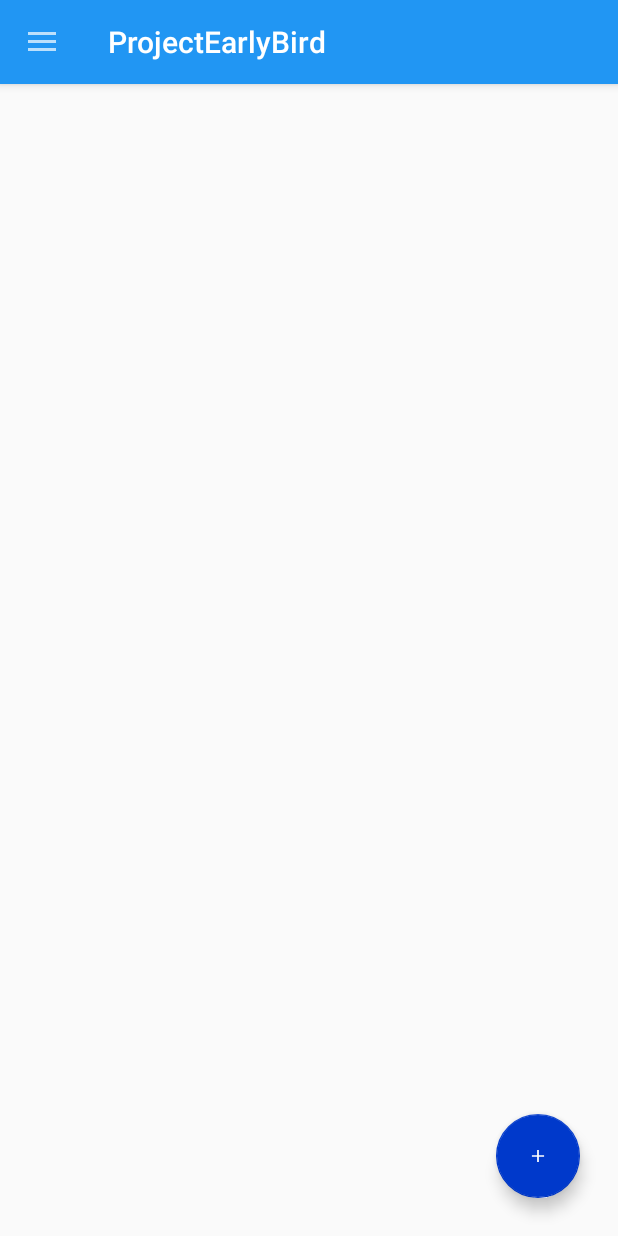
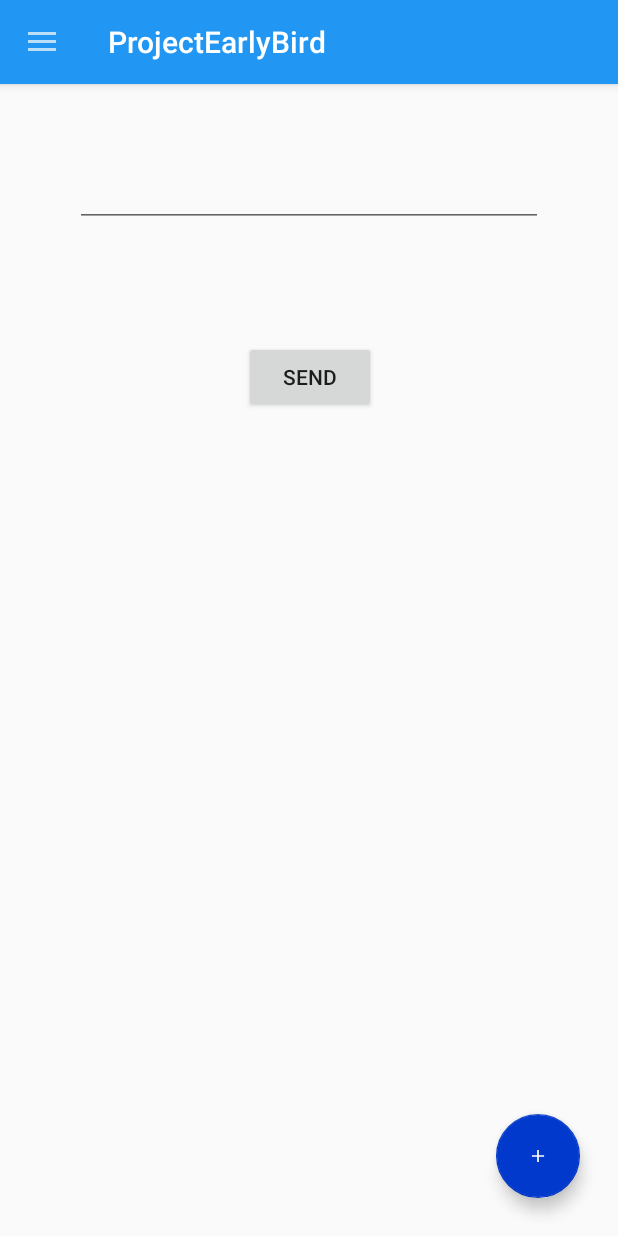
Before and after one commit to jnikodemus/projectearlybird, an Android app: the fragment ConversationsFragment placed in its activity, on a phone screen of 412 x 824 dp. Run offline under Robolectric (Android 15) with nearby library versions, the phone set to English and light mode, and no system bars; libraries missing offline, so code that uses them is left out: com.parse; 2 statements that could not run were skipped.

Commit message:
Added Messagefunction in ConversationsFragment and other functions

```diff
--- a/app/src/main/java/de/ntbit/projectearlybird/connection/ParseConnection.kt
+++ b/app/src/main/java/de/ntbit/projectearlybird/connection/ParseConnection.kt
@@ -5,6 +5,7 @@
 import com.parse.Parse
 import java.util.logging.Logger
 import com.parse.ParseObject
+import de.ntbit.projectearlybird.model.Message
 
 
 class ParseConnection {
@@ -15,7 +16,7 @@
 
         fun initialize(context: Context) : ParseManager? {
             //ParseObject.registerSubclass(UserProfile::class.java)
-            //ParseObject.registerSubclass(Message::class.java)
+            ParseObject.registerSubclass(Message::class.java)
             Parse.initialize(
                 Parse.Configuration.Builder(context)
                     .applicationId("pYIuK6xeAMNkL2IYpOEWIiAoacyr8jEyTja8LqxV")
--- a/app/src/main/java/de/ntbit/projectearlybird/data/PebDbHelper.kt
+++ b/app/src/main/java/de/ntbit/projectearlybird/data/PebDbHelper.kt
@@ -19,7 +19,7 @@
     }
 
     companion object {
-        const val DATABASE_VERSION = 1
+        const val DATABASE_VERSION = 2
         const val DATABASE_NAME = "peb.db"
         const val SQL_TEXT_TYPE = " TEXT"
         const val SQL_INTEGER_TYPE = " INTEGER"
--- a/app/src/main/java/de/ntbit/projectearlybird/ui/ConversationsFragment.kt
+++ b/app/src/main/java/de/ntbit/projectearlybird/ui/ConversationsFragment.kt
@@ -1,32 +1,35 @@
 package de.ntbit.projectearlybird.ui
 
 import android.os.Bundle
-import android.util.Log
 import android.view.LayoutInflater
 import android.view.View
 import android.view.ViewGroup
 import androidx.fragment.app.Fragment
-import androidx.recyclerview.widget.LinearLayoutManager
 import de.ntbit.projectearlybird.R
+import de.ntbit.projectearlybird.connection.ParseConnection
 import kotlinx.android.synthetic.main.fragment_conversations.*
 
 class ConversationsFragment : Fragment() {
 
-    private lateinit var linearLayoutManager: LinearLayoutManager
+
+
+    private val mParseManager = ParseConnection.getParseManager()
 
     override fun onCreateView(
         inflater: LayoutInflater,
         container: ViewGroup?,
         savedInstanceState: Bundle?
     ): View? {
-        val constraintLayout = inflater.inflate(R.layout.fragment_conversations, container, false)
-        /* TODO: Inflate RecyclerView inside of constraintLayout?
-        Log.d("CUSTOMDEBUG", "" + frmtConversationsRecyclerView)
-        val recyclerView = frmtConversationsRecyclerView
-        linearLayoutManager = LinearLayoutManager(this.context)
-        recyclerView.layoutManager = linearLayoutManager
-        Log.d("CUSTOMDEBUG", "" + (recyclerView == null))
-         */
-        return constraintLayout
+
+        return inflater.inflate(R.layout.fragment_conversations, container, false)
+    }
+
+    override fun onViewCreated(view: View, savedInstanceState: Bundle?) {
+        super.onViewCreated(view, savedInstanceState)
+        buttonSendMessage.setOnClickListener{
+            if(editTextMessage.text.isNotBlank() && editTextMessage.text.isNotEmpty())
+            mParseManager?.sendMessage(editTextMessage.text.toString())
+            editTextMessage.text.clear()
+        }
     }
 }
--- a/app/src/main/res/layout/fragment_conversations.xml
+++ b/app/src/main/res/layout/fragment_conversations.xml
@@ -17,9 +17,24 @@
         android:focusable="true"
         android:src="@drawable/ic_add_black_foreground" />
 
-    <androidx.recyclerview.widget.RecyclerView
-        android:id="@+id/frmtConversationsRecyclerView"
+    <EditText
+        android:id="@+id/editTextMessage"
         android:layout_width="match_parent"
-        android:layout_height="match_parent" />
+        android:layout_height="wrap_content"
+        android:ems="10"
+        android:inputType="textPersonName"
+        android:layout_marginTop="50dp"
+        android:layout_marginStart="50dp"
+        android:layout_marginEnd="50dp" />
+
+    <Button
+        android:id="@+id/buttonSendMessage"
+        android:layout_width="wrap_content"
+        android:layout_height="wrap_content"
+        android:layout_below="@+id/editTextMessage"
+        android:layout_alignParentEnd="true"
+        android:layout_marginTop="76dp"
+        android:layout_marginEnd="161dp"
+        android:text="Send" />
 
 </RelativeLayout>
```
Also changed, not shown: app/src/main/java/de/ntbit/projectearlybird/data/PebContract.kt (+4 -4 lines), app/src/main/java/de/ntbit/projectearlybird/manager/ParseManager.kt (+59 -12 lines), app/src/main/java/de/ntbit/projectearlybird/model/Message.kt (added, +39 -0 lines), app/src/main/java/de/ntbit/projectearlybird/ui/HomeActivity.kt (+9 -15 lines).
